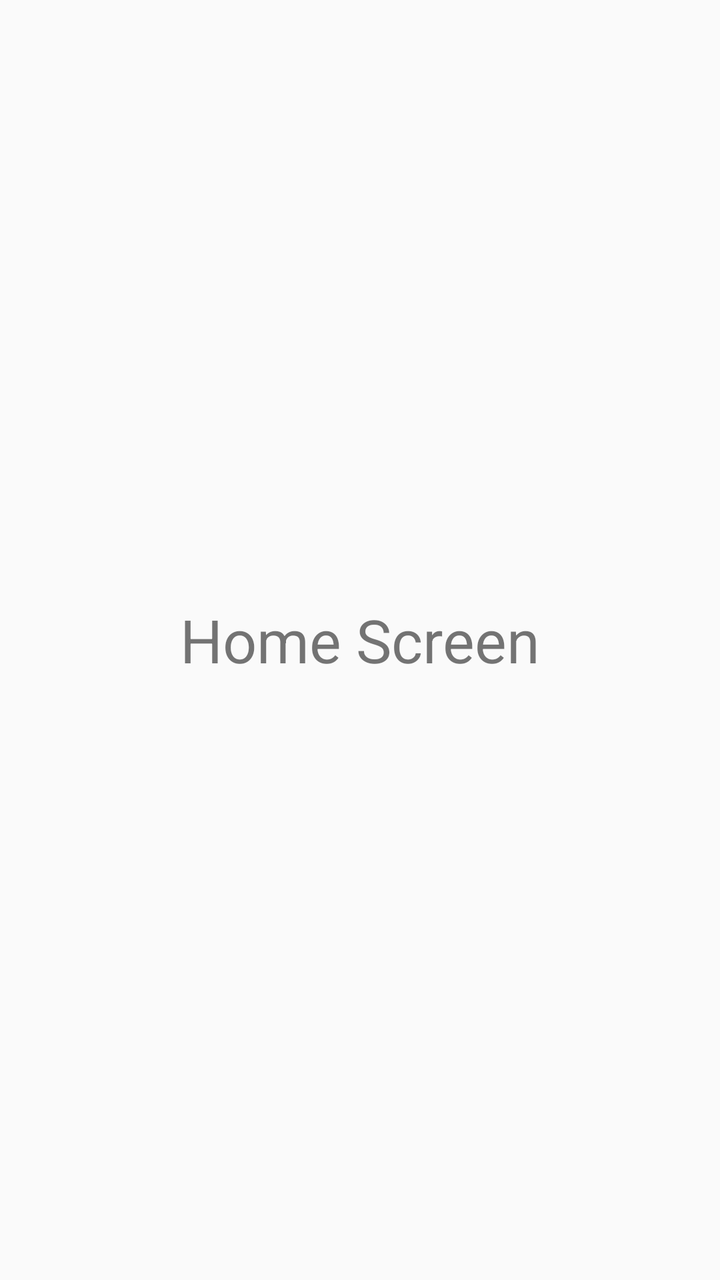
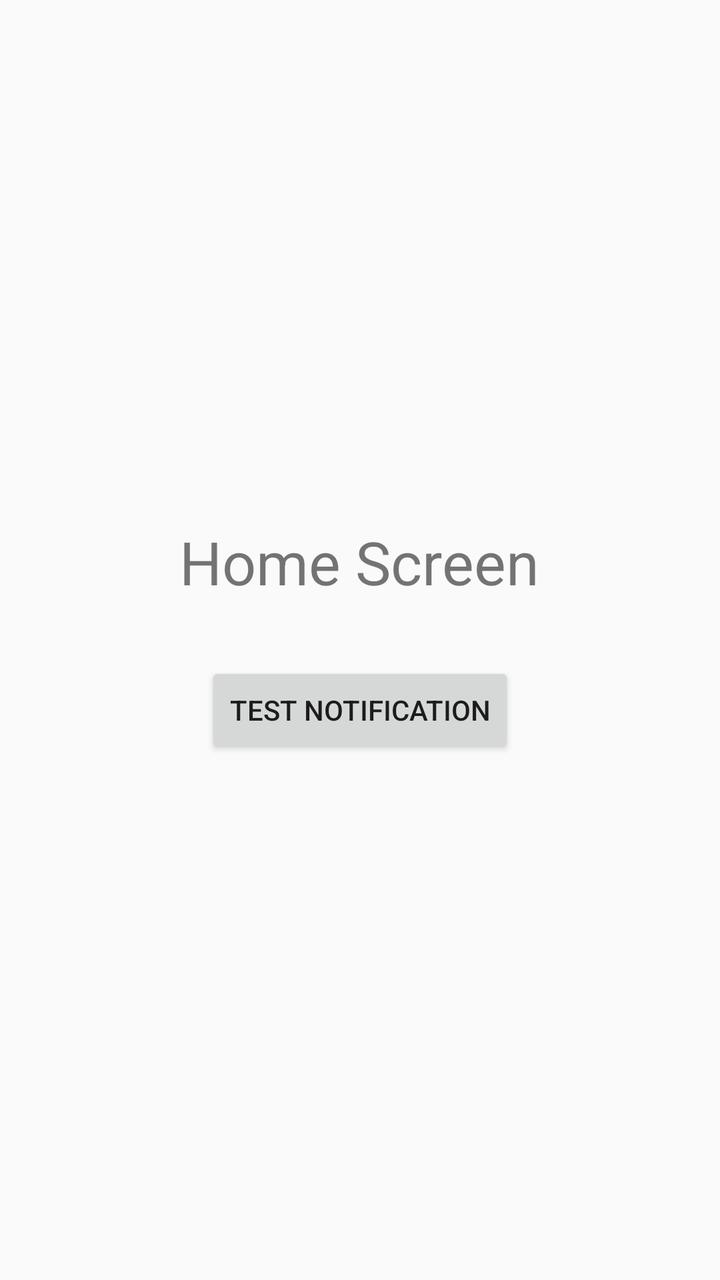

Compare the two renders of this Android layout. The source of the first and the diff that turns it into the second are given below.
<!-- AndroidManifest.xml: application theme AppTheme -->
<!-- res/layout/fragment_home.xml -->
<TextView

xmlns:android="http://schemas.android.com/apk/res/android"

android:layout_width="match_parent"

android:layout_height="match_parent"

android:text="Home Screen"

android:textSize="30sp"

android:gravity="center"/>
<!-- resources referenced by this layout -->
<resources>
  <style name="AppTheme" parent="android:style/Theme.Material.Light.NoActionBar">
  
  </style>
</resources>

<!-- the commit's change to res/layout/fragment_home.xml (unified diff, before → after) -->
@@ -1,4 +1,5 @@
-<TextView
+<?xml version="1.0" encoding="utf-8"?>
+<LinearLayout
 
 xmlns:android="http://schemas.android.com/apk/res/android"
 
@@ -6,8 +7,35 @@
 
 android:layout_height="match_parent"
 
+android:orientation="vertical"
+
+android:gravity="center"
+
+android:padding="20dp">
+
+
+<TextView
+
+android:layout_width="wrap_content"
+
+android:layout_height="wrap_content"
+
 android:text="Home Screen"
 
-android:textSize="30sp"
+android:textSize="30sp"/>
 
-android:gravity="center"/>
+
+<Button
+
+android:id="@+id/testNotification"
+
+android:layout_width="wrap_content"
+
+android:layout_height="wrap_content"
+
+android:text="Test Notification"
+
+android:layout_marginTop="30dp"/>
+
+
+</LinearLayout>
<!-- resource entries referenced after the edit -->
@@ -1,7 +1,13 @@
 <!-- resources referenced by this layout -->
 <resources>
-  <style name="AppTheme" parent="android:style/Theme.Material.Light.NoActionBar">
+  <style name="AppTheme" parent="Theme.AppCompat.Light.NoActionBar">
   
-  </style>
+          <item name="colorPrimary">#6200EE</item>
+          <item name="colorPrimaryDark">#3700B3</item>
+          <item name="colorAccent">#03DAC5</item>
+  
+          <item name="android:windowActionModeOverlay">true</item>
+  
+      </style>
 </resources>
 
